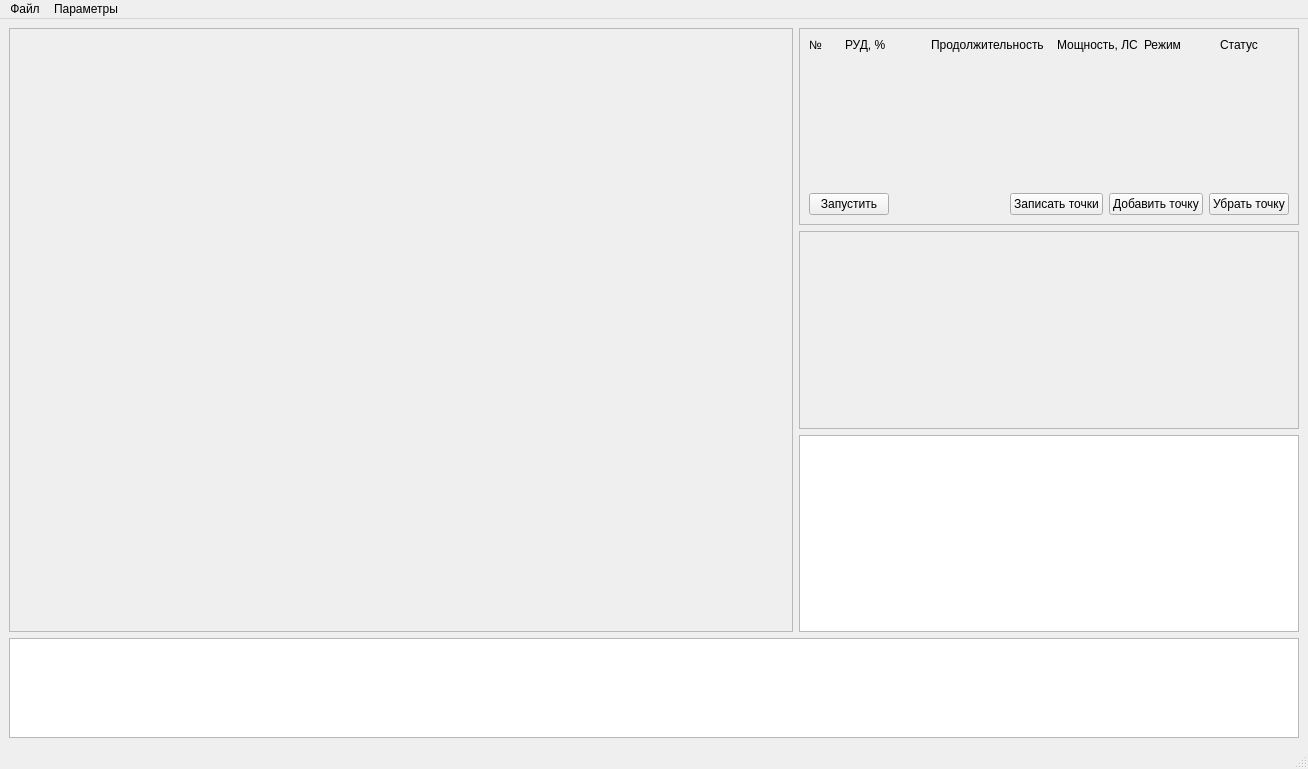
First picture: the form in mainwindow.ui, repository daapavlov/AuomaticStep, before the edit.
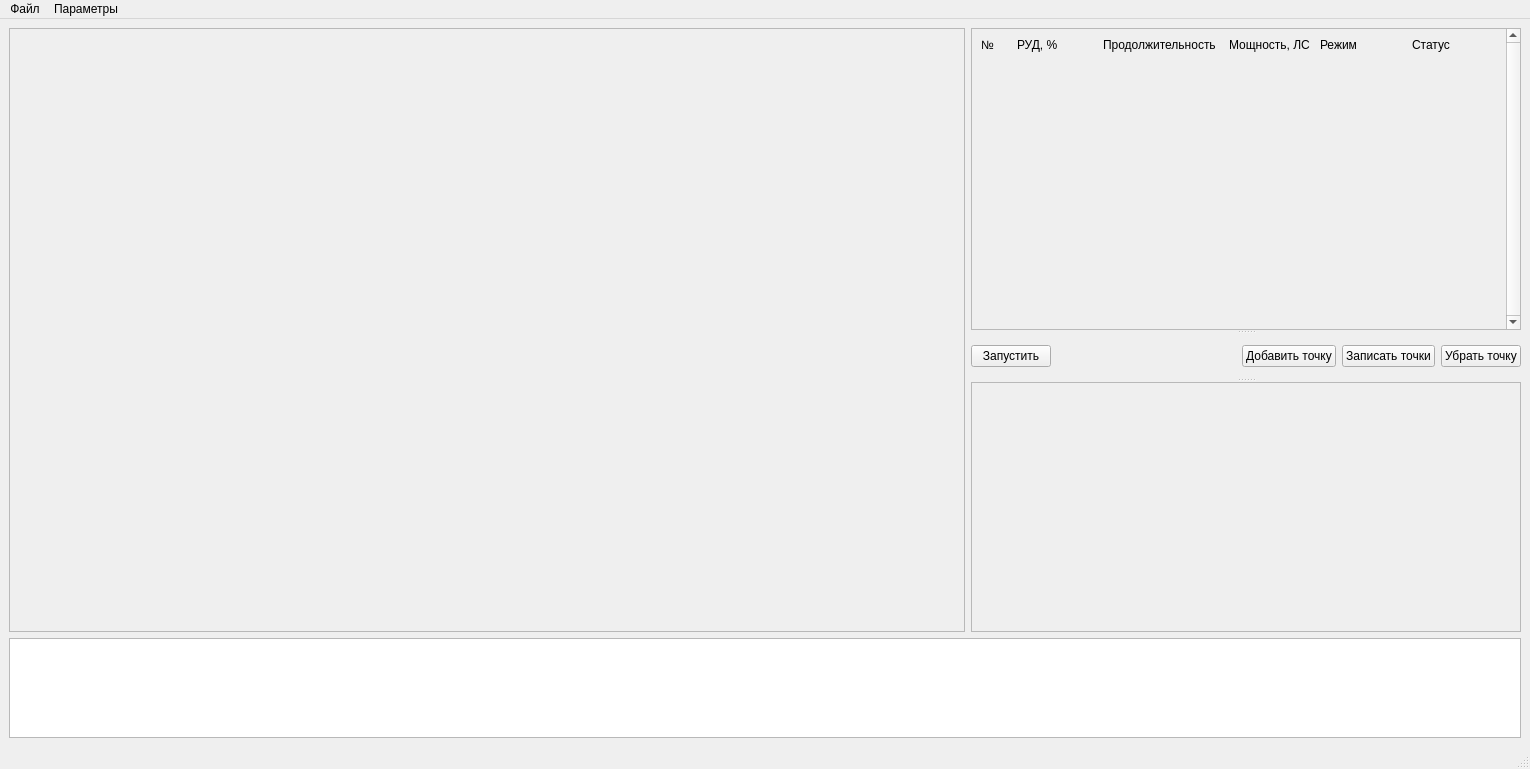
Second picture: the form after the edit.

The edit to the form file:
```diff
--- a/mainwindow.ui
+++ b/mainwindow.ui
@@ -6,7 +6,7 @@
    <rect>
     <x>0</x>
     <y>0</y>
-    <width>1308</width>
+    <width>1530</width>
     <height>769</height>
    </rect>
   </property>
@@ -14,7 +14,7 @@
    <string>MainWindow</string>
   </property>
   <widget class="QWidget" name="centralwidget">
-   <layout class="QVBoxLayout" name="verticalLayout_3">
+   <layout class="QVBoxLayout" name="verticalLayout_2">
     <item>
      <layout class="QHBoxLayout" name="horizontalLayout">
       <item>
@@ -33,23 +33,29 @@
           <rect>
            <x>0</x>
            <y>0</y>
-           <width>778</width>
-           <height>600</height>
+           <width>952</width>
+           <height>603</height>
           </rect>
          </property>
         </widget>
        </widget>
       </item>
       <item>
-       <layout class="QVBoxLayout" name="verticalLayout_2">
-        <item>
+       <widget class="QSplitter" name="splitter_2">
+        <property name="orientation">
+         <enum>Qt::Vertical</enum>
+        </property>
+        <widget class="QSplitter" name="splitter">
+         <property name="orientation">
+          <enum>Qt::Vertical</enum>
+         </property>
          <widget class="QScrollArea" name="scrollArea">
           <property name="enabled">
            <bool>true</bool>
           </property>
           <property name="minimumSize">
            <size>
-            <width>500</width>
+            <width>550</width>
             <height>0</height>
            </size>
           </property>
@@ -60,7 +66,7 @@
            </size>
           </property>
           <property name="verticalScrollBarPolicy">
-           <enum>Qt::ScrollBarAsNeeded</enum>
+           <enum>Qt::ScrollBarAlwaysOn</enum>
           </property>
           <property name="horizontalScrollBarPolicy">
            <enum>Qt::ScrollBarAlwaysOff</enum>
@@ -79,8 +85,8 @@
             <rect>
              <x>0</x>
              <y>0</y>
-             <width>498</width>
-             <height>194</height>
+             <width>527</width>
+             <height>289</height>
             </rect>
            </property>
            <layout class="QVBoxLayout" name="verticalLayout">
@@ -182,11 +188,26 @@
               </property>
              </spacer>
             </item>
-            <item>
+           </layout>
+          </widget>
+         </widget>
+         <widget class="QWidget" name="">
              <layout class="QHBoxLayout" name="horizontalLayout_2">
               <property name="spacing">
                <number>6</number>
               </property>
+           <property name="sizeConstraint">
+            <enum>QLayout::SetMinimumSize</enum>
+           </property>
+           <property name="leftMargin">
+            <number>0</number>
+           </property>
+           <property name="topMargin">
+            <number>0</number>
+           </property>
+           <property name="rightMargin">
+            <number>0</number>
+           </property>
               <item>
                <widget class="QPushButton" name="pushButton_start">
                 <property name="text">
@@ -207,13 +228,6 @@
                 </property>
                </spacer>
               </item>
-              <item>
-               <widget class="QPushButton" name="pushButton_writePoints">
-                <property name="text">
-                 <string>Записать точки</string>
-                </property>
-               </widget>
-              </item>
               <item>
                <widget class="QPushButton" name="pushButton_AddPoint">
                 <property name="text">
@@ -221,6 +235,13 @@
                 </property>
                </widget>
               </item>
+           <item>
+            <widget class="QPushButton" name="pushButton_writePoints">
+             <property name="text">
+              <string>Записать точки</string>
+             </property>
+            </widget>
+           </item>
               <item>
                <widget class="QPushButton" name="pushButton_RemovePoint">
                 <property name="text">
@@ -229,23 +250,19 @@
                </widget>
               </item>
              </layout>
-            </item>
-           </layout>
-          </widget>
-         </widget>
-        </item>
-        <item>
+         </widget>
+        </widget>
          <widget class="QScrollArea" name="scrollArea_agregat">
           <property name="minimumSize">
            <size>
-            <width>500</width>
-            <height>0</height>
+           <width>550</width>
+           <height>250</height>
            </size>
           </property>
           <property name="maximumSize">
            <size>
             <width>500</width>
-            <height>16777215</height>
+           <height>10000</height>
            </size>
           </property>
           <property name="widgetResizable">
@@ -256,30 +273,13 @@
             <rect>
              <x>0</x>
              <y>0</y>
-             <width>498</width>
-             <height>194</height>
+            <width>548</width>
+            <height>248</height>
             </rect>
            </property>
           </widget>
          </widget>
-        </item>
-        <item>
-         <widget class="QTableView" name="tableView_parametr">
-          <property name="minimumSize">
-           <size>
-            <width>500</width>
-            <height>0</height>
-           </size>
-          </property>
-          <property name="maximumSize">
-           <size>
-            <width>500</width>
-            <height>16777215</height>
-           </size>
-          </property>
-         </widget>
-        </item>
-       </layout>
+       </widget>
       </item>
      </layout>
     </item>
@@ -300,8 +300,8 @@
     <rect>
      <x>0</x>
      <y>0</y>
-     <width>1308</width>
-     <height>21</height>
+     <width>1530</width>
+     <height>26</height>
     </rect>
    </property>
    <widget class="QMenu" name="menu_file">
```
Lines whose indentation alone changed are shown as unchanged.
